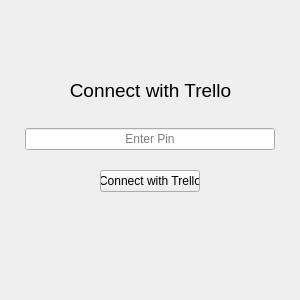
First picture: the form in Application/GUI/Uis/Trello_Pin_Window_Ui/form.ui, repository LoganC-UMBC/CMSC-447---Pinguin---UMBC, before the edit.
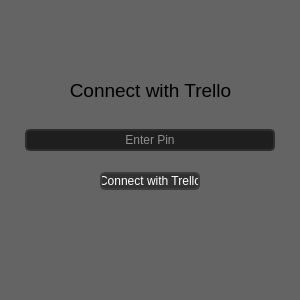
Second picture: the form after the edit.

Diff of the .ui file:
```diff
--- a/Application/GUI/Uis/Trello_Pin_Window_Ui/form.ui
+++ b/Application/GUI/Uis/Trello_Pin_Window_Ui/form.ui
@@ -25,6 +25,11 @@
   <property name="windowTitle">
    <string>trello_pin_window</string>
   </property>
+  <property name="styleSheet">
+   <string notr="true">QWidget#trello_pin_window{
+background-color: rgb(100,100,100);
+}</string>
+  </property>
   <widget class="QWidget" name="verticalLayoutWidget">
    <property name="geometry">
     <rect>
@@ -57,6 +62,21 @@
           <height>22</height>
          </size>
         </property>
+        <property name="styleSheet">
+         <string notr="true">QLineEdit {
+	border: 2px solid rgb(45, 45, 45);
+	border-radius: 5px;
+	background-color: rgb(30, 30, 30);	
+	color: rgb(255,255,255);
+}
+QLineEdit:hover {
+	border: 2px solid rgb(55, 55, 55);
+}
+QLineEdit:focus {
+	border: 2px solid rgb(207, 138, 0);	
+	color: rgb(255,255,255);
+}</string>
+        </property>
         <property name="alignment">
          <set>Qt::AlignCenter</set>
         </property>
@@ -83,6 +103,23 @@
           <height>16777215</height>
          </size>
         </property>
+        <property name="styleSheet">
+         <string notr="true">QPushButton {	
+	background-color: rgb(50, 50, 50);
+	border: 2px solid rgb(60, 60, 60);
+	border-radius: 5px;
+	color:white
+}
+QPushButton:hover {	
+	background-color: rgb(60, 60, 60);
+	border: 2px solid rgb(70, 70, 70);
+}
+QPushButton:pressed {	
+	background-color:rgb(255, 170, 0);
+	border: 2px solid rgb(207, 138, 0);
+	color: rgb(35, 35, 35);
+}</string>
+        </property>
         <property name="text">
          <string>Connect with Trello</string>
         </property>
```
